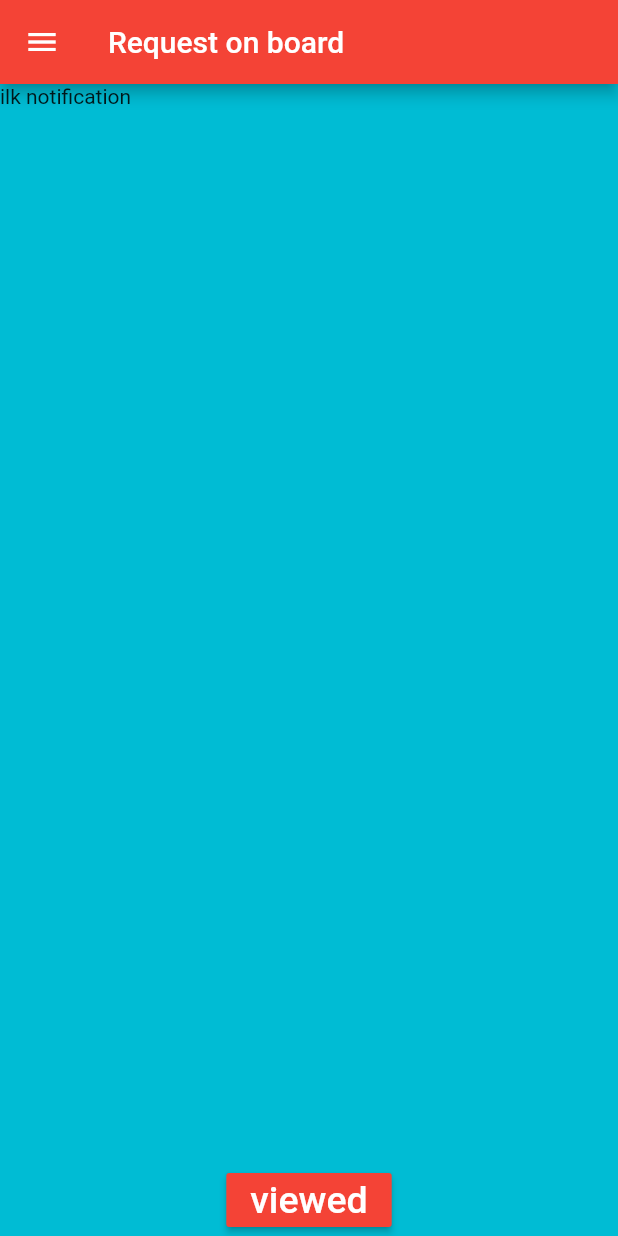
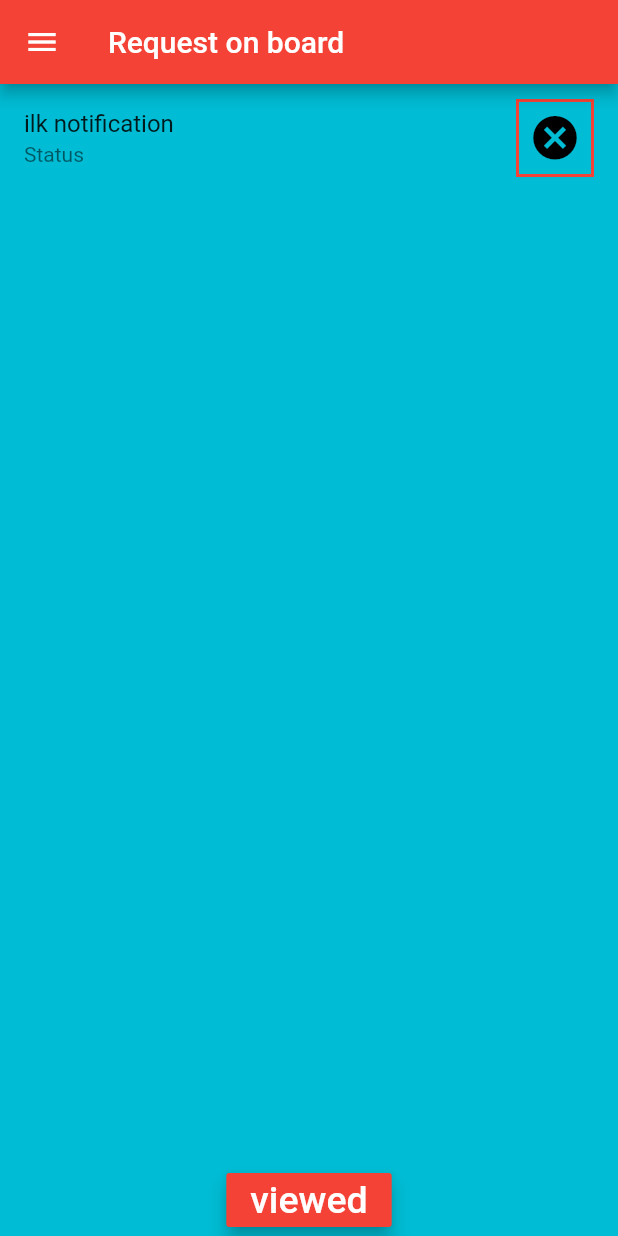
Before and after one commit to Minerva142/j-not, a Flutter app: the screen it shows after launch, after a tap on "LOGIN", on a phone screen of 412 x 824 dp. Run offline on Flutter 3.47's test engine with Material 2 defaults, Android fonts, the phone set to English and light mode, and no system bars; our stand-ins replace google_fonts.

Commit message:
cars 11.08.2020

```diff
--- a/lib/screens/login_screen.dart
+++ b/lib/screens/login_screen.dart
@@ -91,7 +91,8 @@ class _LoginState extends State<Login> {
                   ),
                   ),
               ),
-            Container(
+            AnimatedContainer(
+              duration: Duration(),
               padding: EdgeInsets.symmetric(vertical: 25.0),
               width: double.infinity,
               child: RaisedButton(
--- a/lib/screens/notification.dart
+++ b/lib/screens/notification.dart
@@ -9,50 +9,12 @@ class notification extends StatefulWidget {
 }
 
 class _notificationState extends State<notification> {
+  bool isSwitched;
+  List<bool> isSelected=[false];
   @override
   Widget build(BuildContext context) {
     return Scaffold(
       drawer: Mydrawer(),
-      /*Drawer(
-        child: ListView(
-          children: <Widget>[
-            Container(
-              margin: EdgeInsets.symmetric(vertical: 30,) ,
-              child: Column(
-                children: <Widget>[
-                  Text('USER',style: TextStyle(fontSize: 22,color: Colors.red),),
-                  Text('ERAY GÖNÜLAL',style: TextStyle(fontSize: 22,color: Colors.red),),
-                ],
-              ),
-            ),
-            Container(
-              margin: EdgeInsets.symmetric(vertical: 5,) ,
-            child:Text('Settings',style: TextStyle(fontSize: 22,color: Colors.red,fontWeight: FontWeight.bold),),
-            ),
-
-            Row(
-              children: [
-                Icon(
-                  Icons.settings,
-                  color: Colors.red,
-                  size: 22,
-                ),
-                Container(
-                  decoration: BoxDecoration(borderRadius: BorderRadius.all(Radius.circular(10.0)),),
-                  child:
-                    FlatButton(
-                      child: Text(
-                        'LOG-OUT',
-                        style: TextStyle(color: Colors.white,fontSize: 22),textAlign: TextAlign.center,),
-                      color: Colors.red,
-                      onPressed: () {print('eray mal');},
-                    ),
-                ),
-              ],
-            ),
-          ],
-        ),
-      ),*/
       appBar: AppBar(
         title: Text(
         'Request on board',
@@ -63,15 +25,32 @@ class _notificationState extends State<notification> {
           Expanded(
             child: ListView(
               children: <Widget>[
-                Container(
-                  child:Text('ilk notification'),
-                ),
+                ListTile(
+                  title: Text('ilk notification'),
+                  subtitle: Text('Status'),
+                  trailing: ToggleButtons(
+                    borderWidth: 2,
+                    borderColor: Colors.red,
+                    fillColor: Colors.red,
+                    color: Colors.red,
+                    children: <Widget>[
+                      Icon(Icons.cancel,color: Colors.black,size: 35,),
+                    ],
+                    onPressed: (int index) {
+                      setState(() {
+                        isSelected[index] = !isSelected[index];
+                      });
+                    },
+                    isSelected: isSelected,
+                  ),
+                  ),
               ],
             ),
           ),
           Align(
             alignment: Alignment.bottomCenter,
             child: RaisedButton(
+              elevation: 5,
               onPressed: (){
                 print('kaydedildi');
               },
```
